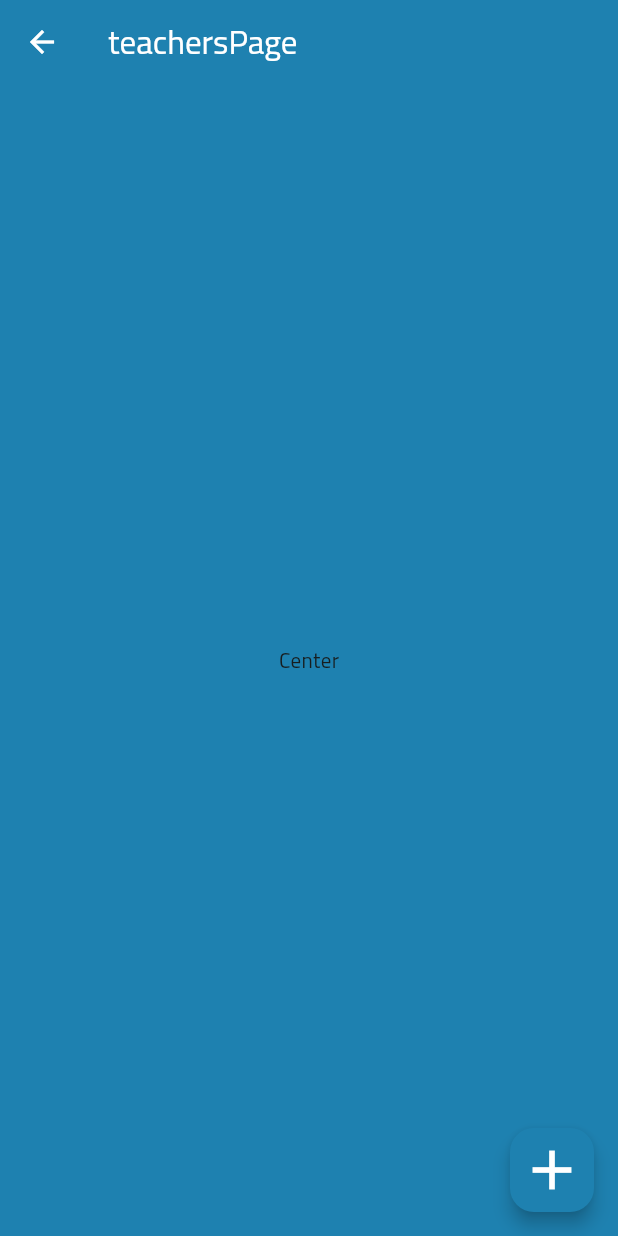
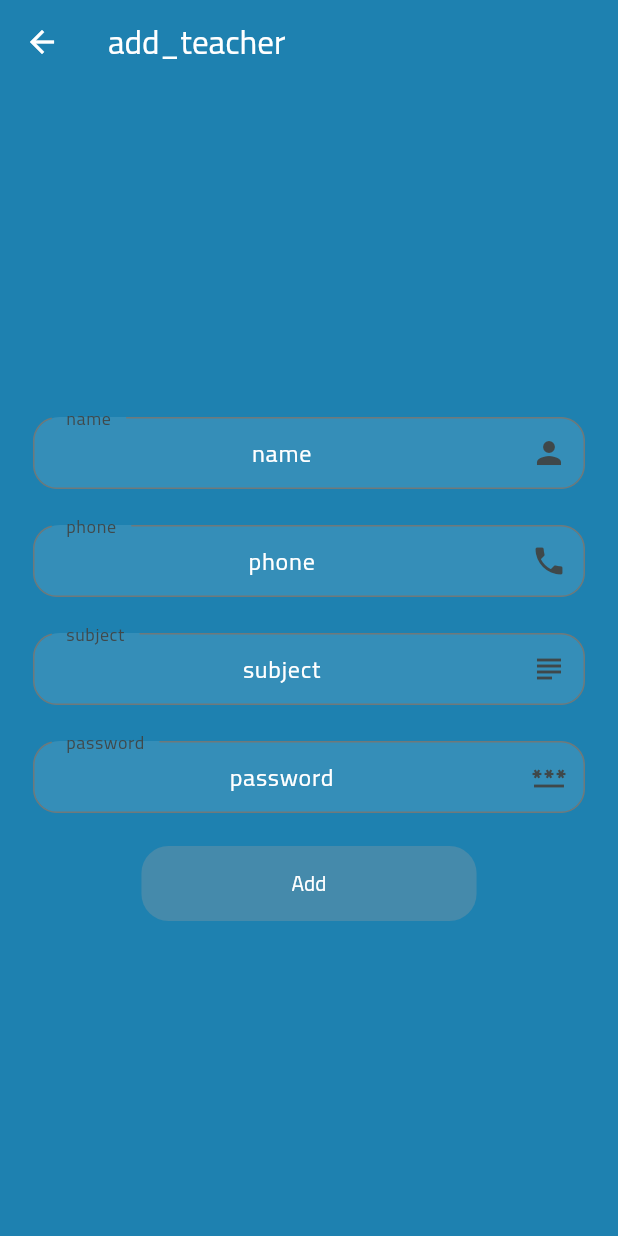
Before and after one commit to waheedWork/students, a Flutter app: the TeachersPage screen opened by its route, after a tap on the "add" icon, on a phone screen of 412 x 824 dp. Run offline on Flutter 3.47's test engine with Material 3 defaults, Android fonts, the phone set to English and light mode, and no system bars; our stand-ins replace dartz, easy_localization, get, shared_preferences; accounts and stored records are empty.

Commit message:
ADD Teachers Reaing

```diff
--- a/assets/translations/ar-DZ.json
+++ b/assets/translations/ar-DZ.json
@@ -43,6 +43,7 @@
   "loginError": "خطأ مصادقة",
   "PasswordError": "كلمة السر خاطئة",
   "subjects": "المواد",
+  "subject": "المادة",
   "no_marks": "لا علامات",
   "add": "إضافة",
   "you_have": "لديك هذا الموعد",
@@ -69,6 +70,8 @@
   "login_teacher": "دخول المعلم",
   "no_lessons": "لا دروس حتى الآن",
   "no_dates": "لا مواعيد حتى الآن",
+  "no_teachers": "لا أساتذة",
+  "add_teacher": "إضافة أستاذ",
   "no_students": "لا طلاب حتى الآن",
   "add_date": "إضافة موعد",
   "add_lesson": "إضافة درس ل ",
--- /dev/null
+++ b/lib/controller/auth_controllers/teacher/allTeachersController.dart
@@ -0,0 +1,65 @@
+import 'package:easy_localization/easy_localization.dart';
+import 'package:flutter/cupertino.dart';
+import 'package:get/get.dart';
+import 'package:students/data/model/teacher_model.dart';
+
+import '../../../core/class/statusrequest.dart';
+import '../../../core/function/handlingdata.dart';
+import '../../../data/datasource/remote/teacher/teacherLesson.dart';
+
+class AllTeachersController extends GetxController {
+  TeacherListData teacherListData = TeacherListData(Get.find());
+  StatusRequest? statusRequest = StatusRequest.none;
+  List<TeacherModel> teachersModelList = [];
+  late GlobalKey<FormState> formState = GlobalKey<FormState>();
+
+  bool showText = true;
+
+  TextEditingController name = TextEditingController();
+  TextEditingController password = TextEditingController();
+  TextEditingController phone = TextEditingController();
+  TextEditingController subject = TextEditingController();
+
+  void changeShow() {
+    showText =!showText;
+    update();
+  }
+  @override
+  Future<void> onInit() async {
+    await getTeachersList();
+    super.onInit();
+  }
+
+  getTeachersList() async {
+     statusRequest = StatusRequest.loading;
+    update();
+    teachersModelList.clear();
+    try {
+      var response = await teacherListData.teachersListData(
+        teacherId: '3432432424',
+      );
+      statusRequest = handlingData(response);
+      if (statusRequest == StatusRequest.success) {
+        if (response['status'] == 'success') {
+          List list = response['data'];
+          for (Map<String, dynamic> teacher in list) {
+            teachersModelList.add(TeacherModel.fromJson(teacher));
+            print('teachersModelList.last.teacherName.toString()');
+            print(teachersModelList.last.teacherName.toString());
+            update();
+          }
+        } else {
+          Get.snackbar(tr('connectionError'), "");
+        }
+      }
+    } catch (e) {
+      print('getTeacherLessons catch $e');
+    }
+
+    statusRequest = StatusRequest.success;
+    update();
+  }
+
+  addTeacher(bool bool) {}
+
+}
--- a/lib/controller/auth_controllers/teacher/login.dart
+++ b/lib/controller/auth_controllers/teacher/login.dart
@@ -15,6 +15,7 @@ import '../../../data/datasource/remote/auth/teacher/login.dart';
 
 class TeacherLoginController extends GetxController {
   TextEditingController name = TextEditingController();
+
   TextEditingController password = TextEditingController();
   late GlobalKey<FormState> formState = GlobalKey<FormState>();
   bool showText = true;
--- a/lib/core/class/crud.dart
+++ b/lib/core/class/crud.dart
@@ -12,6 +12,28 @@ class Crud {
     try {
       if (await checkInternet()) {
         var response = await http.post(Uri.parse(urlLink), body: data);
+        print('response.body');
+        print(response.body);
+        if (response.statusCode == 200 || response.statusCode == 201) {
+          Map responseBody = jsonDecode(response.body);
+          print('==========response.length================');
+          print(responseBody.length);
+          print('==========Crud================');
+          return Right(responseBody);
+        } else {
+          return const Left(StatusRequest.failure);
+        }
+      } else {
+        return const Left(StatusRequest.offline);
+      }
+    } catch (_) {
+      return const Left(StatusRequest.serverExp);
+    }
+  }
+  Future<Either<StatusRequest, Map>> getData(String urlLink) async {
+    try {
+      if (await checkInternet()) {
+        var response = await http.get(Uri.parse(urlLink));
         if (response.statusCode == 200 || response.statusCode == 201) {
           Map responseBody = jsonDecode(response.body);
           print('==========response.length================');
--- a/lib/core/constant/approutes.dart
+++ b/lib/core/constant/approutes.dart
@@ -36,4 +36,5 @@ class AppRoute {
   static String addStudentLesson = '/addStudentLesson';
   static String friendsTestsPage = '/friendsTestsPage';
   static String allDataStudentPage = '/allDataStudentPage';
+  static String addTeacherPage = '/addTeacherPage';
 }
--- a/lib/data/datasource/remote/teacher/teacherLesson.dart
+++ b/lib/data/datasource/remote/teacher/teacherLesson.dart
@@ -17,7 +17,8 @@ class TeacherLessonData {
     );
     return response.fold((l) => l, (r) => r);
   }
-  teacherLessonDelete({required String lessonId} ) async {
+
+  teacherLessonDelete({required String lessonId}) async {
     var response = await crud.postData(
       AppLinks.deleteTeacherLessonLink,
       {
@@ -27,3 +28,19 @@ class TeacherLessonData {
     return response.fold((l) => l, (r) => r);
   }
 }
+
+class TeacherListData {
+  Crud crud;
+
+  TeacherListData(this.crud);
+
+  teachersListData({required String teacherId}) async {
+    var response = await crud.postData(
+      AppLinks.getAllTeachersLink,
+      {
+        'teacher_id': '12312312',
+      },
+    );
+    return response.fold((l) => l, (r) => r);
+  }
+}
--- a/lib/links.dart
+++ b/lib/links.dart
@@ -11,6 +11,7 @@ class AppLinks {
   static const String loginLink         = '$serverLink/auth/login_teacher.php';
   static const String getTeacherLessonLink         = '$serverLink/lesson/getTeacherLesson.php';
   static const String getStudentIdLink         = '$serverLink/student/getStudent.php';
+  static const String getAllTeachersLink         = '$serverLink/auth/getAllTeachers.php';
 
 
   //==================== Lesson ======================
--- a/lib/routes.dart
+++ b/lib/routes.dart
@@ -11,6 +11,7 @@ import 'package:students/view/screen/home/student/studentModes/comeModeStudentPa
 import 'package:students/view/screen/home/student/studentModes/friendsTestsPage.dart';
 import 'package:students/view/screen/home/student/studentModes/noteModeStudentPage.dart';
 import 'package:students/view/screen/home/student/studentModes/testsModeStudentPage.dart';
+import 'package:students/view/screen/home/teacher/addTeacherPage.dart';
 import 'package:students/view/screen/home/teacher/dashboard.dart';
 import 'package:students/view/screen/home/teacher/studentData/allStudentsBayPage.dart';
 import 'package:students/view/screen/home/teacher/studentData/registerStudentPage.dart';
@@ -126,4 +127,8 @@ List<GetPage<dynamic>>? routes = [
     name: AppRoute.teachersPage,
     page: () => const TeachersPage(),
   ),
+  GetPage(
+    name: AppRoute.addTeacherPage,
+    page: () => const AddTeacherPage(),
+  ),
 ];
--- a/lib/view/screen/auth/student/login_student.dart
+++ b/lib/view/screen/auth/student/login_student.dart
@@ -21,6 +21,7 @@ class LoginStudentPage extends StatelessWidget {
           builder: (studentController) {
             return Form(
               key: studentController.formState,
+              child: SingleChildScrollView(
                 child: Column(
                   mainAxisAlignment: MainAxisAlignment.center,
                   children: [
@@ -50,6 +51,7 @@ class LoginStudentPage extends StatelessWidget {
                     ),
                   ],
                 ),
+              ),
             );
           },
         ),
--- /dev/null
+++ b/lib/view/screen/home/teacher/addTeacherPage.dart
@@ -0,0 +1,97 @@
+import 'package:easy_localization/easy_localization.dart';
+import 'package:flutter/material.dart';
+import 'package:get/get.dart';
+import 'package:students/controller/auth_controllers/teacher/allTeachersController.dart';
+import 'package:students/core/class/handelingview.dart';
+import 'package:students/core/function/validinput.dart';
+import 'package:students/view/widget/auth/apptextfield.dart';
+
+import '../../../widget/auth/apploginbutton.dart';
+
+class AddTeacherPage extends StatelessWidget {
+  const AddTeacherPage({Key? key}) : super(key: key);
+
+  @override
+  Widget build(BuildContext context) {
+    return Scaffold(
+      appBar: AppBar(
+        title: const Text('add_teacher').tr(),
+      ),
+      body: Center(
+        child: GetBuilder<AllTeachersController>(
+          builder: (teacherController) {
+            return Form(
+              key: teacherController.formState,
+              child: SingleChildScrollView(
+                child: Column(
+                  mainAxisAlignment: MainAxisAlignment.center,
+                  children: [
+                    AppTextField(
+                      type: tr('name'),
+                      iconData: Icons.person,
+                      inputType: TextInputType.text,
+                      onChanged: (p0) {},
+                      validator: (p0) {
+                        // return validInput(p0!, 4, 50, 'username');
+                      },
+                      textFieldController: teacherController.name,
+                    ),
+                    AppTextField(
+                      type: tr('phone'),
+                      onTap: () {
+
+                      },
+                      iconData: Icons.phone,
+                      inputType: TextInputType.phone,
+                      onChanged: (p0) {},
+                      validator: (p0) {
+                        // return validInput(p0!, 8, 50, 'password');
+                      },
+                      textFieldController: teacherController.phone,
+                    ),
+                    AppTextField(
+                      type: tr('subject'),
+                      onTap: () {
+
+                      },
+                      iconData: Icons.subject,
+                      inputType: TextInputType.text,
+                      onChanged: (p0) {},
+                      validator: (p0) {
+                        // return validInput(p0!, 8, 50, 'password');
+                      },
+                      textFieldController: teacherController.subject,
+                    ),
+                    AppTextField(
+                      type: tr('password'),
+                      obscureText: teacherController.showText,
+                      onTap: () {
+                        teacherController.changeShow();
+                      },
+                      iconData: Icons.password,
+                      inputType: TextInputType.visiblePassword,
+                      onChanged: (p0) {},
+                      validator: (p0) {
+                        return validInput(p0!, 8, 50, 'password');
+                      },
+                      textFieldController: teacherController.password,
+                    ),
+                    HandelingRequest(
+                      statusRequest: teacherController.statusRequest!,
+                      widget: AppSignUpAndLoginButton(
+                        text: tr('add'),
+                        onPressed: () async {
+                          await teacherController.addTeacher(false);
+                        },
+                      ),
+                    ),
+                  ],
+                ),
+              ),
+            );
+          },
+        ),
+      ),
+    );
+  }
+}
--- a/lib/view/screen/home/teacher/teachersPage.dart
+++ b/lib/view/screen/home/teacher/teachersPage.dart
@@ -1,25 +1,56 @@
 import 'package:easy_localization/easy_localization.dart';
 import 'package:flutter/material.dart';
 import 'package:get/get.dart';
+import 'package:students/controller/auth_controllers/teacher/allTeachersController.dart';
+import 'package:students/core/class/handelingview.dart';
+import 'package:students/core/class/statusrequest.dart';
+import 'package:students/core/constant/approutes.dart';
 
 class TeachersPage extends StatelessWidget {
   const TeachersPage({Key? key}) : super(key: key);
 
   @override
   Widget build(BuildContext context) {
+    Get.put(AllTeachersController());
     return Scaffold(
       appBar: AppBar(
         title: const Text('teachersPage').tr(),
       ),
       floatingActionButton: FloatingActionButton(
-        onPressed: () {},
+        onPressed: () {
+          Get.toNamed(AppRoute.addTeacherPage);
+        },
         child: Icon(
           Icons.add,
           color: Get.theme.primaryColor,
         ),
       ),
-      body: const Center(
-        child: Text('Center'),
+      body: Center(
+        child: GetBuilder<AllTeachersController>(
+          builder: (allTeachersController) =>
+              allTeachersController.statusRequest == StatusRequest.loading
+                  ? const CircularProgressIndicator()
+                  : allTeachersController.teachersModelList.isEmpty
+                      ? const Text('no_teachers').tr()
+                      : ListView.builder(
+                          itemCount:
+                              allTeachersController.teachersModelList.length,
+                          itemBuilder: (context, index) {
+                            return ListTile(
+                              title: Text(
+                                allTeachersController
+                                    .teachersModelList[index].teacherName
+                                    .toString(),style: TextStyle(color: Get.theme.backgroundColor,),
+                              ),
+                              trailing: Text(
+                                allTeachersController
+                                    .teachersModelList[index].teacherPhone
+                                    .toString(),style: TextStyle(color: Get.theme.backgroundColor,),
+                              ),
+                            );
+                          },
+                        ),
+        ),
       ),
     );
   }
--- a/lib/view/widget/auth/apptextfield.dart
+++ b/lib/view/widget/auth/apptextfield.dart
@@ -30,6 +30,10 @@ class AppTextField extends StatelessWidget {
   @override
   Widget build(BuildContext context) {
     return Container(
+      decoration: BoxDecoration(
+        color: Get.theme.primaryColor.withOpacity(0.1),
+        borderRadius: const BorderRadius.all(Radius.circular(18))
+      ),
       margin: const EdgeInsets.symmetric(horizontal: 22, vertical: 12),
       child: TextFormField(
         maxLines: lines,
@@ -44,7 +48,7 @@ class AppTextField extends StatelessWidget {
         decoration: InputDecoration(
           hintTextDirection: TextDirection.ltr,
           focusedBorder: OutlineInputBorder(
-            borderSide: const BorderSide(),
+            borderSide:    BorderSide(color: Get.theme.primaryColor),
             borderRadius: BorderRadius.circular(18),
           ),
           suffixIcon: IconButton(
```
Lines whose indentation alone changed are shown as unchanged.
